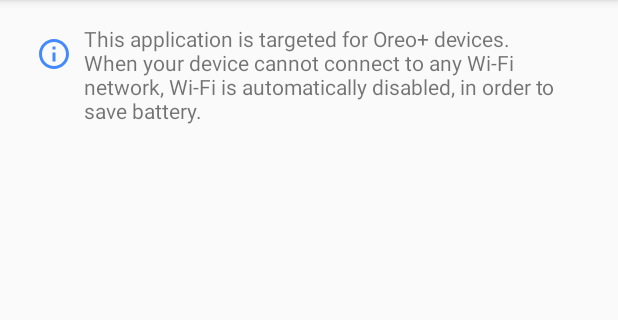
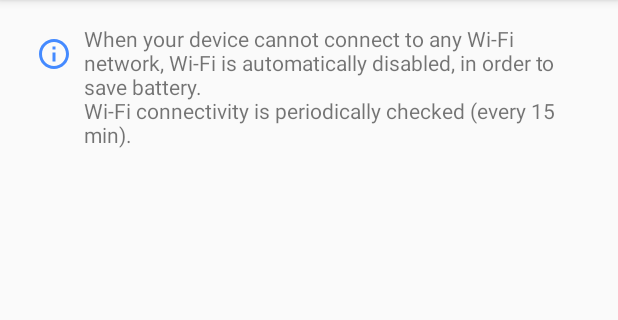
Before and after one commit to alexandreroman/wifiauto, an Android app: the screen it shows after launch (MainActivity), on a phone screen of 412 x 824 dp, the part 84-404 px from its top. Run offline under Robolectric (Android 15) with nearby library versions, the phone set to English and light mode, and no system bars; our stand-ins replace Timber; 1 statement that could not run was skipped.

Commit message:
Update strings

```diff
--- a/app/src/main/res/values/strings.xml
+++ b/app/src/main/res/values/strings.xml
@@ -12,5 +12,5 @@
     <string name="pref_about_source_code_summary">Show application source code</string>
     <string name="source_code_ref" translatable="false">http://github.com/alexandreroman/wifidisabler</string>
     <string name="software_licenses">Software licenses</string>
-    <string name="info">This application is targeted for Oreo+ devices.\nWhen your device cannot connect to any Wi-Fi network, Wi-Fi is automatically disabled, in order to save battery.</string>
+    <string name="info">When your device cannot connect to any Wi-Fi network, Wi-Fi is automatically disabled, in order to save battery.\nWi-Fi connectivity is periodically checked (every 15 min).</string>
 </resources>
```
Also changed, not shown: 1 other file.
